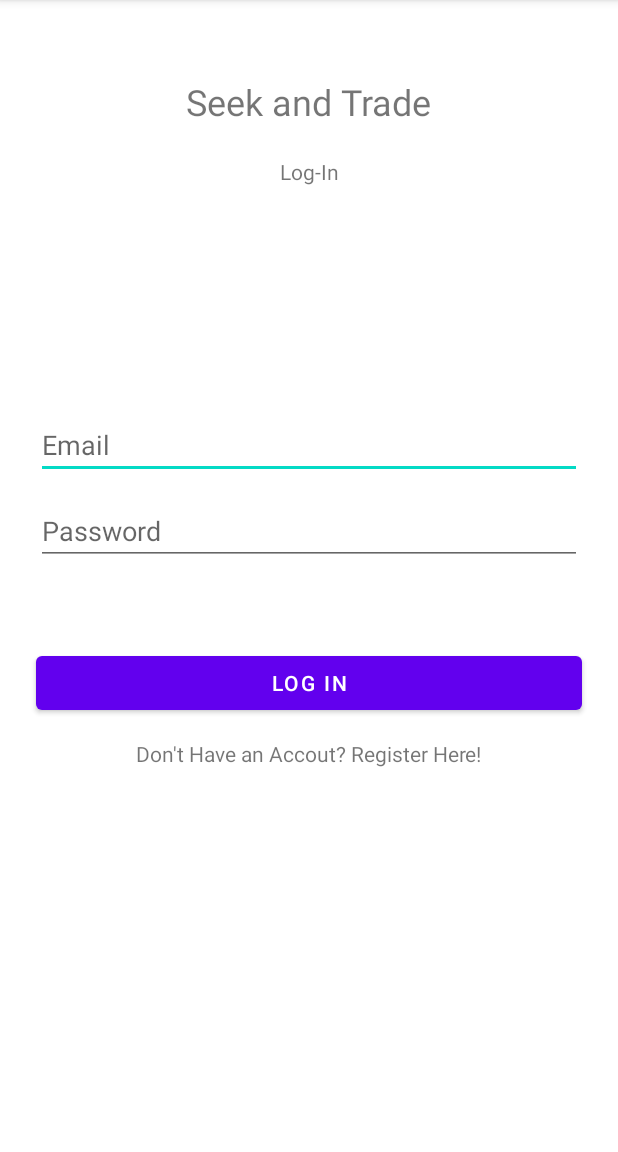
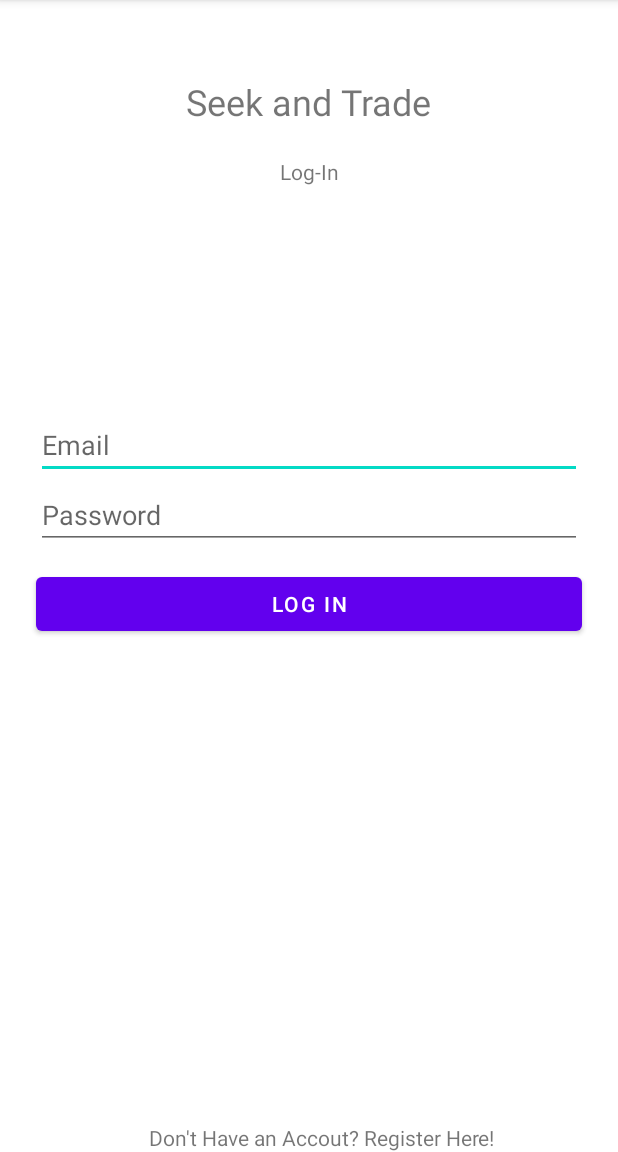
Before and after one commit to fabioturazzidouglas/Seek-Trade, an Android app: the screen it shows after launch once a user with an empty profile is signed in (Login), after a tap on "LOG-OUT", on a phone screen of 412 x 824 dp, the part 84-1236 px from its top. Run offline under Robolectric (Android 15) with nearby library versions, the phone set to English and light mode, and no system bars; our stand-ins replace Firebase (no records; nobody signed in at launch, a user with empty details on screens opened directly).

Commit message:
Added login function, fixed some bugs with authentication

```diff
--- a/app/src/main/java/com/example/seektradeapp/Login.java
+++ b/app/src/main/java/com/example/seektradeapp/Login.java
@@ -1,14 +1,86 @@
 package com.example.seektradeapp;
 
+import androidx.annotation.NonNull;
 import androidx.appcompat.app.AppCompatActivity;
 
+import android.content.Intent;
 import android.os.Bundle;
+import android.text.TextUtils;
+import android.view.View;
+import android.widget.Button;
+import android.widget.EditText;
+import android.widget.ProgressBar;
+import android.widget.TextView;
+import android.widget.Toast;
+
+import com.google.android.gms.tasks.OnCompleteListener;
+import com.google.android.gms.tasks.Task;
+import com.google.firebase.auth.AuthResult;
+import com.google.firebase.auth.FirebaseAuth;
 
 public class Login extends AppCompatActivity {
+
+    EditText mEmail, mPass;
+    Button loginBtn;
+    TextView goToReg;
+    FirebaseAuth fAuth;
+    ProgressBar progBar;
 
     @Override
     protected void onCreate(Bundle savedInstanceState) {
         super.onCreate(savedInstanceState);
         setContentView(R.layout.activity_login);
+
+        mEmail = findViewById(R.id.textEmailLogIn);
+        mPass = findViewById(R.id.textPasswordLogIn);
+        loginBtn = findViewById(R.id.logInBtn);
+        goToReg = findViewById(R.id.textViewToRegister);
+
+        fAuth = FirebaseAuth.getInstance();
+        progBar = findViewById(R.id.progressBar2);
+
+        loginBtn.setOnClickListener(new View.OnClickListener() {
+            @Override
+            public void onClick(View v) {
+                String email = mEmail.getText().toString().trim();
+                String password = mPass.getText().toString();
+
+                if (TextUtils.isEmpty(email)) {
+                    mEmail.setError("Email is Required.");
+                    return;
+                }
+
+                if (TextUtils.isEmpty(password)) {
+                    mPass.setError("Password is Required.");
+                    return;
+                }
+
+                if (password.length() < 6) {
+                    mPass.setError("Password Must have more than 6 Characters");
+                }
+
+                progBar.setVisibility(View.VISIBLE);
+
+                fAuth.signInWithEmailAndPassword(email, password).addOnCompleteListener(new OnCompleteListener<AuthResult>() {
+                    @Override
+                    public void onComplete(@NonNull Task<AuthResult> task) {
+                        if (task.isSuccessful()) {
+                            Toast.makeText(Login.this, "Logged in successfully", Toast.LENGTH_SHORT).show();
+                            startActivity(new Intent(getApplicationContext(), MainActivity.class));
+                        } else {
+                            Toast.makeText(Login.this, "Error! " + task.getException().getMessage(), Toast.LENGTH_SHORT).show();
+                            progBar.setVisibility(View.GONE);
+                        }
+                    }
+                });
+            }
+        });
+
+        goToReg.setOnClickListener(new View.OnClickListener() {
+            @Override
+            public void onClick(View v) {
+                startActivity(new Intent(getApplicationContext(), Register.class));
+            }
+        });
     }
 }
--- a/app/src/main/java/com/example/seektradeapp/Register.java
+++ b/app/src/main/java/com/example/seektradeapp/Register.java
@@ -76,12 +76,19 @@
                             startActivity(new Intent(getApplicationContext(), MainActivity.class));
                         } else {
                             Toast.makeText(Register.this, "Error! " + task.getException().getMessage(), Toast.LENGTH_SHORT).show();
-
+                            progBar.setVisibility(View.GONE);
                         }
                     }
                 });
 
             }
         });
+
+        goToLogin.setOnClickListener(new View.OnClickListener() {
+            @Override
+            public void onClick(View v) {
+                startActivity(new Intent(getApplicationContext(), Login.class));
+            }
+        });
     }
 }
--- a/app/src/main/res/layout/activity_login.xml
+++ b/app/src/main/res/layout/activity_login.xml
@@ -30,7 +30,7 @@
         app:layout_constraintTop_toBottomOf="@+id/textViewAppName" />
 
     <EditText
-        android:id="@+id/textEmail"
+        android:id="@+id/textEmailLogIn"
         android:layout_width="0dp"
         android:layout_height="wrap_content"
         android:layout_marginStart="24dp"
@@ -48,13 +48,14 @@
         app:layout_constraintVertical_bias="0.25" />
 
     <EditText
-        android:id="@+id/textPassword"
+        android:id="@+id/textPasswordLogIn"
         android:layout_width="0dp"
         android:layout_height="wrap_content"
         android:layout_marginStart="24dp"
         android:layout_marginLeft="24dp"
         android:layout_marginEnd="24dp"
         android:layout_marginRight="24dp"
+        android:layout_marginBottom="368dp"
         android:ems="10"
         android:hint="Password"
         android:inputType="textPassword"
@@ -62,7 +63,7 @@
         app:layout_constraintEnd_toEndOf="parent"
         app:layout_constraintHorizontal_bias="0.0"
         app:layout_constraintStart_toStartOf="parent"
-        app:layout_constraintTop_toBottomOf="@+id/textEmail"
+        app:layout_constraintTop_toBottomOf="@+id/textEmailLogIn"
         app:layout_constraintVertical_bias="0.03" />
 
     <Button
@@ -73,11 +74,13 @@
         android:layout_marginLeft="24dp"
         android:layout_marginEnd="24dp"
         android:layout_marginRight="24dp"
+        android:layout_marginBottom="276dp"
         android:text="Log In"
         app:layout_constraintBottom_toBottomOf="parent"
         app:layout_constraintEnd_toEndOf="parent"
+        app:layout_constraintHorizontal_bias="1.0"
         app:layout_constraintStart_toStartOf="parent"
-        app:layout_constraintTop_toBottomOf="@+id/textPassword"
+        app:layout_constraintTop_toBottomOf="@+id/textPasswordLogIn"
         app:layout_constraintVertical_bias="0.16000003" />
 
     <TextView
@@ -91,9 +94,10 @@
         android:text="Don't Have an Accout? Register Here!"
         app:layout_constraintBottom_toBottomOf="parent"
         app:layout_constraintEnd_toEndOf="parent"
+        app:layout_constraintHorizontal_bias="0.564"
         app:layout_constraintStart_toStartOf="parent"
         app:layout_constraintTop_toBottomOf="@+id/logInBtn"
-        app:layout_constraintVertical_bias="0.050000012" />
+        app:layout_constraintVertical_bias="1.0" />
 
     <ProgressBar
         android:id="@+id/progressBar2"
--- a/app/src/main/res/layout/activity_main.xml
+++ b/app/src/main/res/layout/activity_main.xml
@@ -98,14 +98,13 @@
         android:id="@+id/logoutBtn"
         android:layout_width="wrap_content"
         android:layout_height="wrap_content"
+        android:onClick="logout"
         android:text="Log-out"
         app:layout_constraintBottom_toTopOf="@+id/toolbar2"
         app:layout_constraintEnd_toEndOf="parent"
-        app:layout_constraintHorizontal_bias="0.522"
         app:layout_constraintStart_toStartOf="parent"
         app:layout_constraintTop_toBottomOf="@+id/listViewPosts"
         app:layout_constraintVertical_bias="0.926"
-        tools:ignore="MissingConstraints,OnClick"
-        android:onClick="logout"/>
+        tools:ignore="MissingConstraints,OnClick" />
 
 </androidx.constraintlayout.widget.ConstraintLayout>
```
